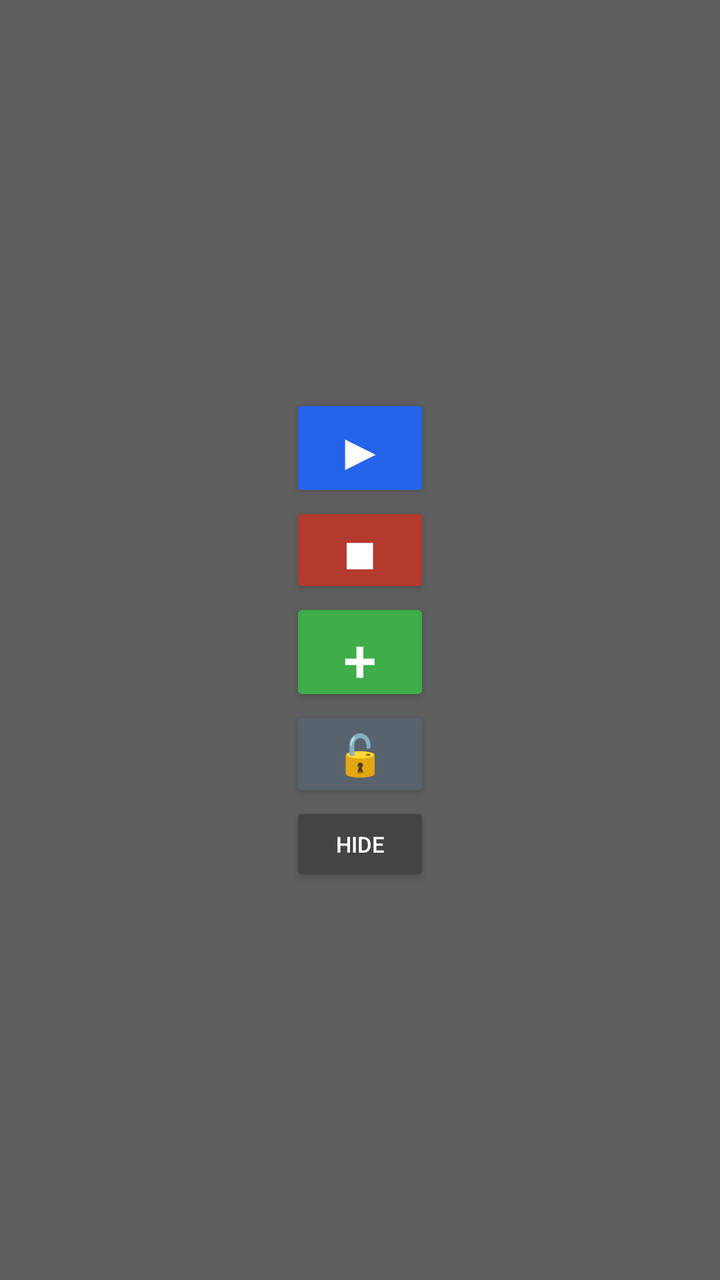
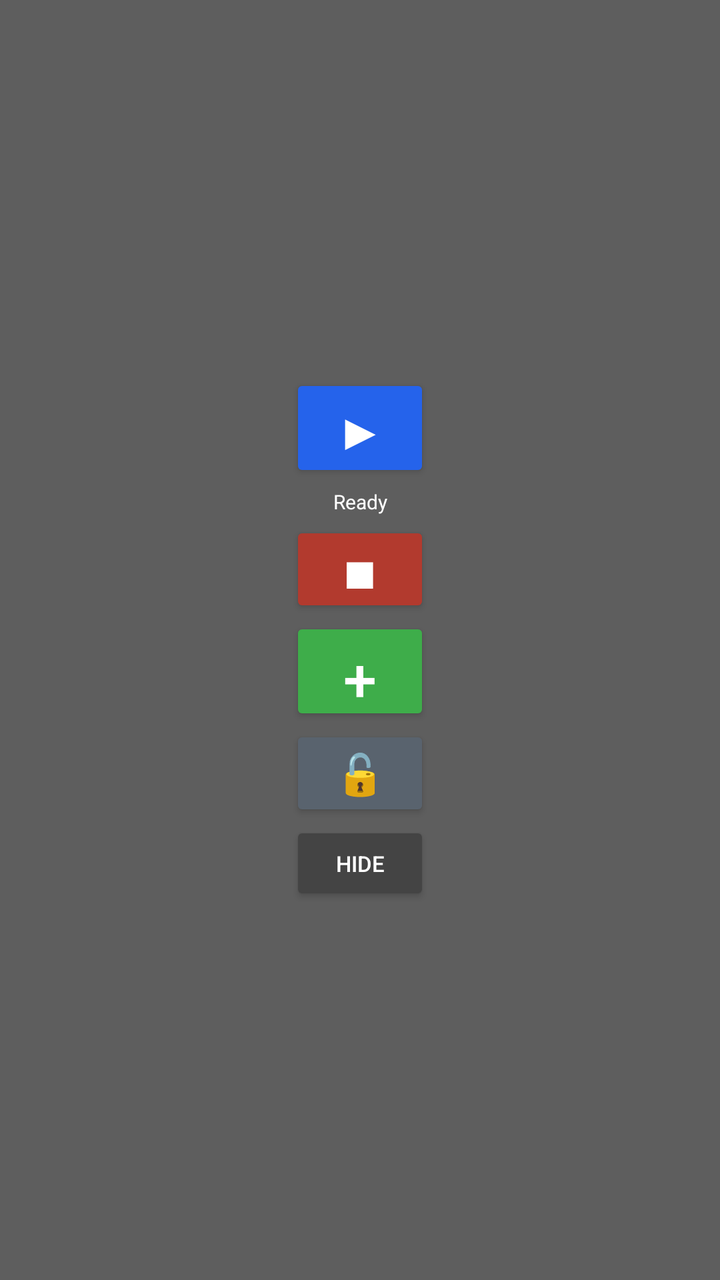

Screens rendered from an Android XML layout before and after an edit, with the pre-edit source and the edit as a unified diff.
<!-- AndroidManifest.xml: application theme Theme.AppCompat.DayNight -->
<!-- res/layout/floating_controller.xml -->
<?xml version="1.0" encoding="utf-8"?>
<LinearLayout xmlns:android="http://schemas.android.com/apk/res/android"
    android:layout_width="84dp"
    android:layout_height="wrap_content"
    android:orientation="vertical"
    android:gravity="center"
    android:padding="4dp"
    android:background="#D9444444">

    <Button
        android:id="@+id/controllerPlay"
        android:layout_width="70dp"
        android:layout_height="54dp"
        android:text="▶"
        android:textSize="26sp"
        android:textColor="#FFFFFF"
        android:backgroundTint="#2563EB"
        android:contentDescription="Start automatic change" />

    <Button
        android:id="@+id/controllerStop"
        android:layout_width="70dp"
        android:layout_height="48dp"
        android:text="■"
        android:textSize="22sp"
        android:textColor="#FFFFFF"
        android:backgroundTint="#B23A2E"
        android:contentDescription="Stop automatic change" />

    <Button
        android:id="@+id/controllerRestore"
        android:layout_width="70dp"
        android:layout_height="54dp"
        android:text="+"
        android:textSize="30sp"
        android:textColor="#FFFFFF"
        android:backgroundTint="#3EAD4A"
        android:contentDescription="Restore all targets" />

    <Button
        android:id="@+id/controllerLock"
        android:layout_width="70dp"
        android:layout_height="48dp"
        android:text="🔓"
        android:textSize="20sp"
        android:textColor="#FFFFFF"
        android:backgroundTint="#59636E"
        android:contentDescription="Lock or unlock targets" />

    <Button
        android:id="@+id/controllerHide"
        android:layout_width="70dp"
        android:layout_height="42dp"
        android:text="Hide"
        android:textSize="11sp"
        android:textColor="#FFFFFF"
        android:backgroundTint="#444444"
        android:contentDescription="Hide floating controller" />

</LinearLayout>
<!-- resources referenced by this layout -->
<resources>

</resources>

<!-- the commit's change to res/layout/floating_controller.xml (unified diff, before → after) -->
@@ -16,6 +16,17 @@
         android:textColor="#FFFFFF"
         android:backgroundTint="#2563EB"
         android:contentDescription="Start automatic change" />
+
+    <TextView
+        android:id="@+id/controllerStatus"
+        android:layout_width="76dp"
+        android:layout_height="wrap_content"
+        android:text="Ready"
+        android:textColor="#FFFFFF"
+        android:textSize="10sp"
+        android:gravity="center"
+        android:maxLines="3"
+        android:padding="3dp" />
 
     <Button
         android:id="@+id/controllerStop"
